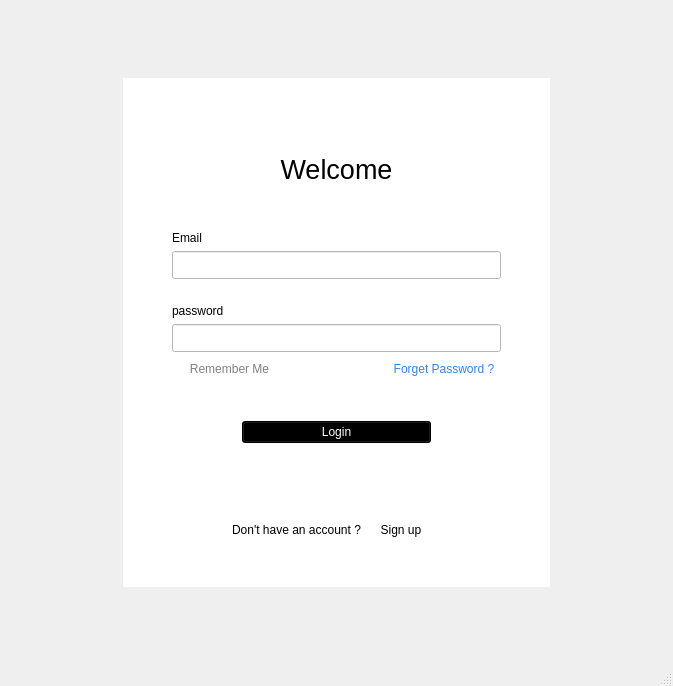
KasperJack/School-Management-System, file login2.ui: the form before one commit.
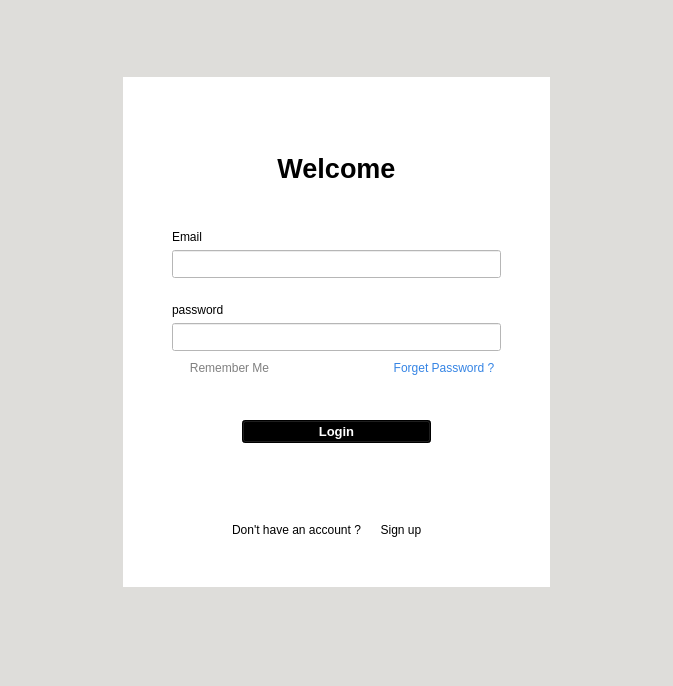
The form after the commit.

```diff
--- a/login2.ui
+++ b/login2.ui
@@ -13,6 +13,10 @@
   <property name="windowTitle">
    <string>MainWindow</string>
   </property>
+  <property name="styleSheet">
+   <string notr="true">background-color: rgb(222, 221, 218);
+color: rgb(0, 0, 0);</string>
+  </property>
   <widget class="QWidget" name="centralwidget">
    <layout class="QGridLayout" name="gridLayout_2">
     <item row="1" column="1">
@@ -76,7 +80,7 @@
                <property name="font">
                 <font>
                  <pointsize>20</pointsize>
-                 <fontweight>DemiBold</fontweight>
+                 <bold>true</bold>
                 </font>
                </property>
                <property name="text">
@@ -241,7 +245,8 @@
                </property>
                <property name="font">
                 <font>
-                 <fontweight>DemiBold</fontweight>
+                 <pointsize>10</pointsize>
+                 <bold>true</bold>
                 </font>
                </property>
                <property name="styleSheet">
```
